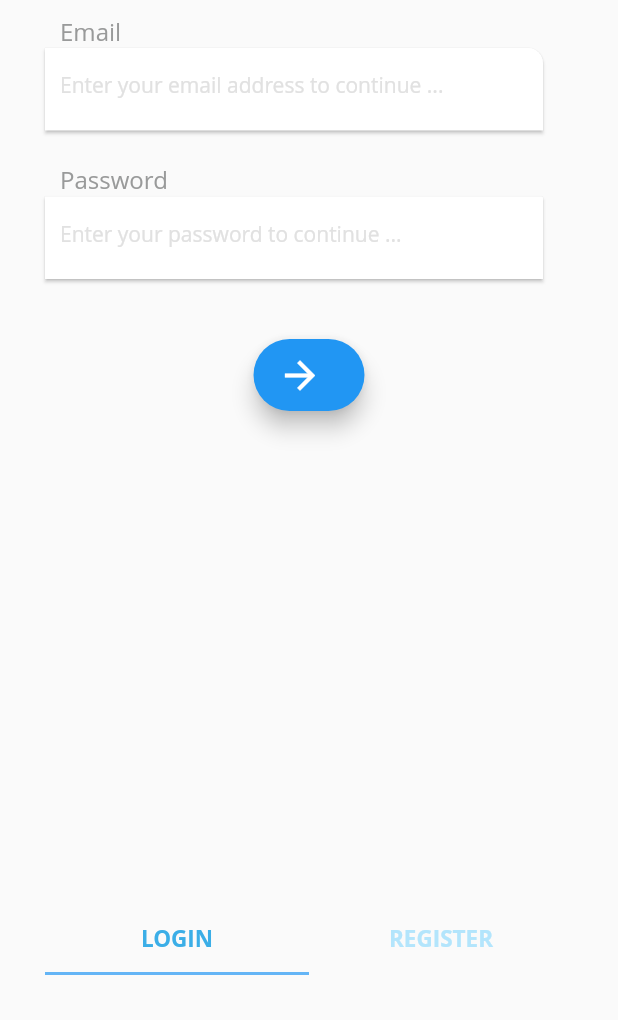
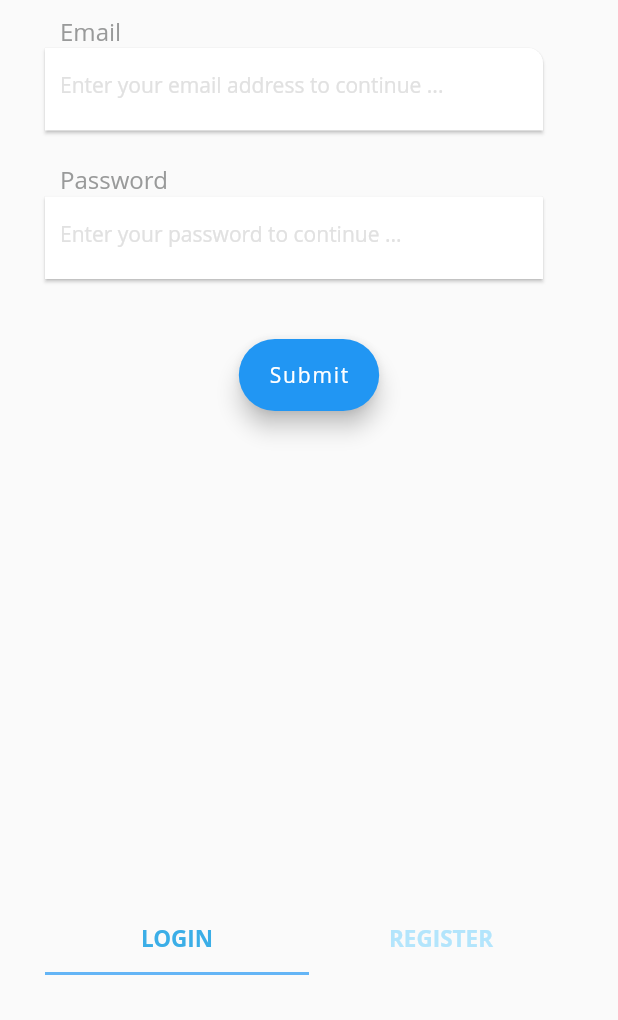
Before and after one commit to roshanrathod/tioli, a Flutter app: the screen it shows after launch, on a phone screen of 412 x 824 dp, the part 216-1236 px from its top. Run offline on Flutter 3.47's test engine with Material 2 defaults, Android fonts, the phone set to English and light mode, and no system bars; our stand-ins replace shared_preferences; missing offline and left inert: dart:html, firebase; accounts and stored records are empty; Roboto replaces fonts that are missing (Open Sans); statements that could not run were skipped.

Commit message:
minor formatting fixes

```diff
--- a/lib/views/login_action_view.dart
+++ b/lib/views/login_action_view.dart
@@ -198,11 +198,7 @@ class _LoginActionViewState extends State<LoginActionView>
             ),
             FloatingActionButton.extended(
               onPressed: submitForm,
-              label: Text(''),
-              icon: Icon(
-                Icons.arrow_forward,
-                size: 30.0,
-              ),
+              label: Text('Submit'),
               backgroundColor: Colors.blue,
             ),
             Padding(
```
Also changed, not shown: lib/widgets/slideshow.dart (+8 -4 lines).
